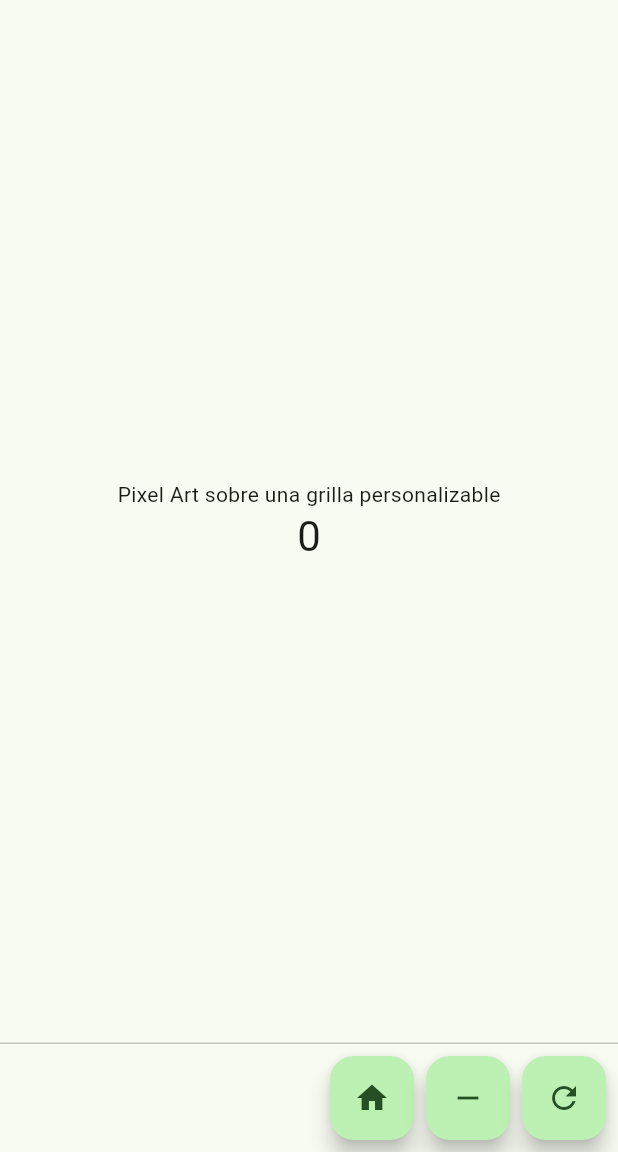
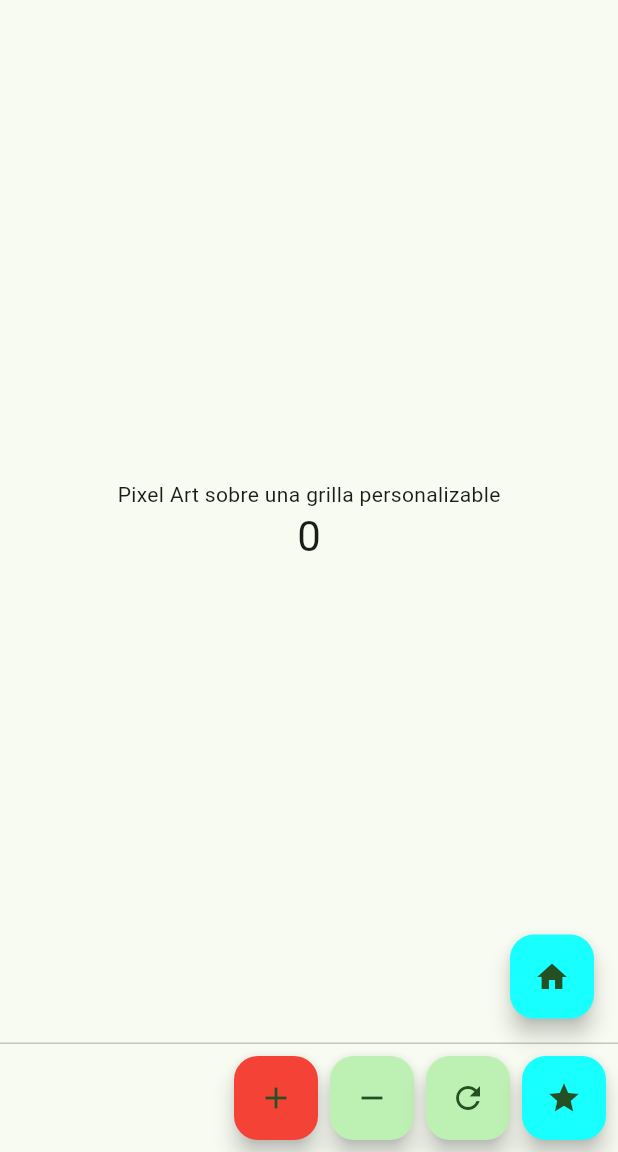
Before and after one commit to NoriKato16/3479A321_2023479502, a Flutter app: the screen it shows after launch, on a phone screen of 412 x 824 dp, the part 84-1236 px from its top. Run offline on Flutter 3.47's test engine with Material 3 defaults, Android fonts, the phone set to English and light mode, and no system bars.

Commit message:
cambios con refactor

```diff
--- a/lib/main.dart
+++ b/lib/main.dart
@@ -55,24 +55,18 @@ class MyHomePage extends StatefulWidget {
 
 class _MyHomePageState extends State<MyHomePage> {
   int _counter = 0;
-  Color _color =const Color.fromARGB(255, 204, 23, 23);
+  Color _color =Colors.cyanAccent;
+  Color _newColor = Colors.red;
 
-  void _incrementCounter() {
-    setState(() {
-      // This call to setState tells the Flutter framework that something has
-      // changed in this State, which causes it to rerun the build method below
-      // so that the display can reflect the updated values. If we changed
-      // _counter without calling setState(), then the build method would not be
-      // called again, and so nothing would appear to happen.
+
+  void _incrementCounter() => setState(() {
       _counter++;
     });
-  }
+
   void _decrementCounter()
-  {
-    setState(() {
+  => setState(() {
       _counter--;
     });
-  }
 
   void _restartCounter()
   {
@@ -81,10 +75,19 @@ class _MyHomePageState extends State<MyHomePage> {
     });
   }
 
-  void _colorChanged()
+  void _setColor()
   {
 
-
+    setState(() {
+      if(_color != Colors.green)
+      {
+        _color = Colors.green;
+      }
+      else
+      {
+         _color = Colors.red;
+      }
+    });
   }
   @override
   Widget build(BuildContext context) {
@@ -94,7 +97,7 @@ class _MyHomePageState extends State<MyHomePage> {
     // The Flutter framework has been optimized to make rerunning build methods
     // fast, so that you can just rebuild anything that needs updating rather
     // than having to individually change instances of widgets.
-    return Scaffold(
+    var scaffold = Scaffold(
       appBar: AppBar(
         // TRY THIS: Try changing the color here to a specific color (to
         // Colors.amber, perhaps?) and trigger a hot reload to see the AppBar
@@ -132,11 +135,18 @@ class _MyHomePageState extends State<MyHomePage> {
         ),
       ),
 
+      floatingActionButton: FloatingActionButton(
+       onPressed: null,
+       backgroundColor: _color,
+       tooltip: 'Increment',
+       child: const Icon(Icons.home)
+       ),
       persistentFooterButtons: [
         FloatingActionButton(
         onPressed: _incrementCounter,
+        backgroundColor: _newColor,
         tooltip: 'Incrementar',
-        child: const Icon(Icons.home),
+        child: const Icon(Icons.add),
       ),
       FloatingActionButton(
         onPressed: _decrementCounter,
@@ -147,9 +157,16 @@ class _MyHomePageState extends State<MyHomePage> {
         onPressed: _restartCounter,
         tooltip : 'Restaurar',
         child: const Icon(Icons.refresh),
-        )
+        ),
+        FloatingActionButton(
+          onPressed: _setColor,
+          backgroundColor: _color,
+          tooltip: 'Custom Action',
+          child: const Icon(Icons.star)
+          )
       ],
         // This trailing comma makes auto-formatting nicer for build methods.
     );
+    return scaffold;
   }
 }
```
